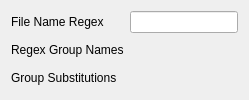
This is tomviz/acquisition/AdvancedFormatWidget.ui in OpenChemistry/tomviz as Qt 5 draws it before an edit. The edited form follows.
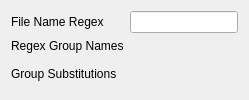
This is the edited form. Custom widgets are drawn as their Qt base class.

```diff
--- a/tomviz/acquisition/AdvancedFormatWidget.ui
+++ b/tomviz/acquisition/AdvancedFormatWidget.ui
@@ -19,6 +19,9 @@
      <property name="text">
       <string>Regex Group Names</string>
      </property>
+     <property name="alignment">
+      <set>Qt::AlignLeading|Qt::AlignLeft|Qt::AlignTop</set>
+     </property>
     </widget>
    </item>
    <item row="1" column="1">
@@ -30,6 +33,9 @@
      <property name="text">
       <string>Group Substitutions</string>
      </property>
+     <property name="alignment">
+      <set>Qt::AlignLeading|Qt::AlignLeft|Qt::AlignTop</set>
+     </property>
     </widget>
    </item>
    <item row="4" column="1">
```
